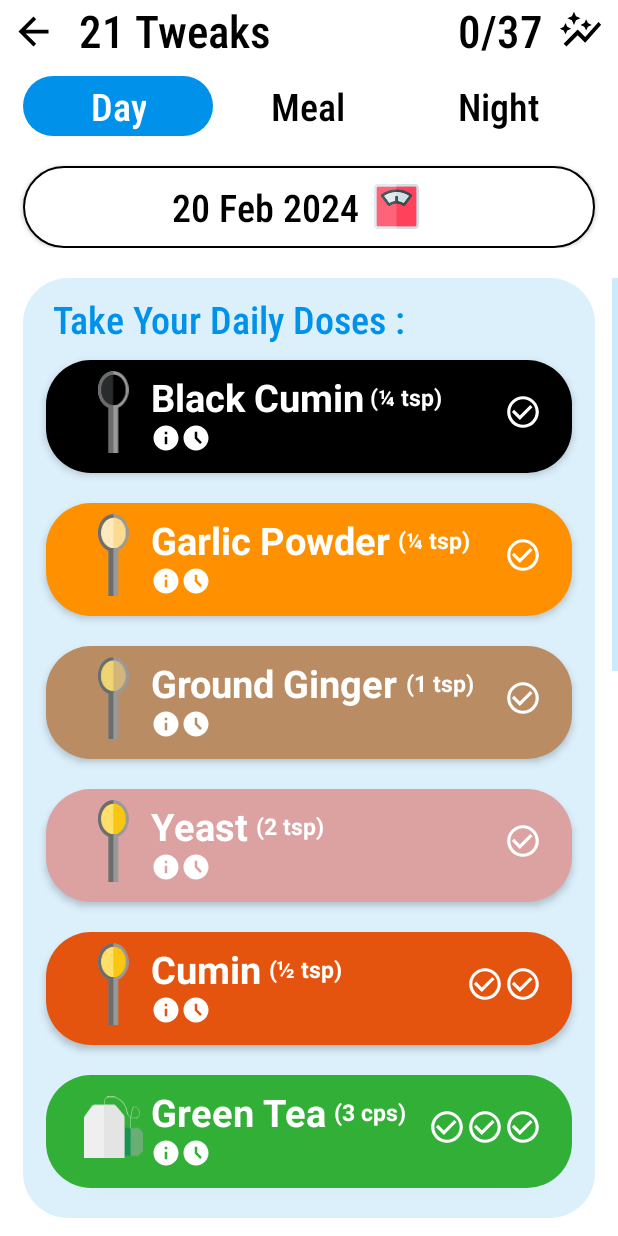
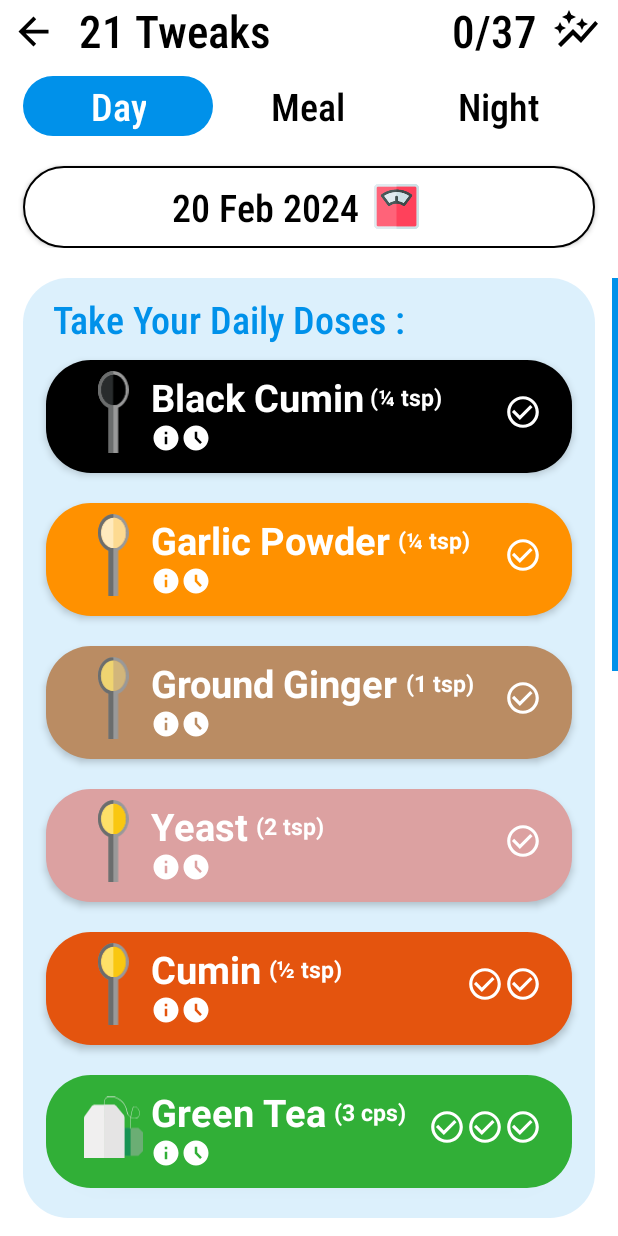
Before and after one commit to ArmanKhanTech/DailyDoze, an Android app: the TweakActivity screen opened directly, with no data from a screen before it, on a phone screen of 412 x 824 dp. Run offline under Robolectric (Android 15) with nearby library versions, the phone set to English and light mode, and no system bars.

Commit message:
Final Commit

```diff
--- a/app/src/main/res/layout/activity_tweak.xml
+++ b/app/src/main/res/layout/activity_tweak.xml
@@ -74,10 +74,10 @@
                     android:textSize="30dp" />
 
                 <ImageView
-                    android:layout_width="30dp"
-                    android:layout_height="30dp"
+                    android:layout_width="32dp"
+                    android:layout_height="32dp"
                     android:layout_gravity="center_vertical"
-                    android:layout_marginEnd="10dp"
+                    android:layout_marginEnd="12dp"
                     android:clickable="true"
                     android:onClick="gotoGraphTweaks"
                     app:srcCompat="@drawable/graph_icon" />
--- a/app/src/main/res/layout/toolbar.xml
+++ b/app/src/main/res/layout/toolbar.xml
@@ -52,11 +52,11 @@
 
     <ImageView
         android:id="@+id/imageView14"
-        android:layout_width="30dp"
-        android:layout_height="30dp"
+        android:layout_width="32dp"
+        android:layout_height="32dp"
         android:layout_alignParentEnd="true"
         android:layout_centerVertical="true"
-        android:layout_marginEnd="10dp"
+        android:layout_marginEnd="12dp"
         android:clickable="true"
         android:onClick="gotoGraph"
         app:srcCompat="@drawable/graph_icon" />
```
